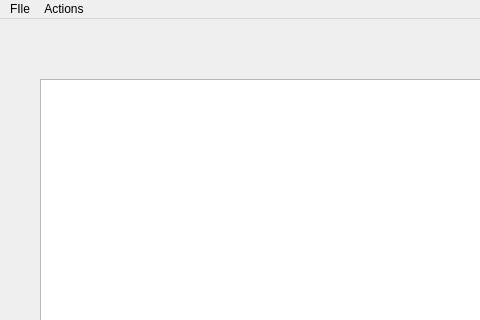
nafdev01/secure-lan-chat, file UI_files/mainui.ui: the form before one commit; both pictures show x 0 to 480 and y 0 to 320 of the 796 by 600 pixel window.
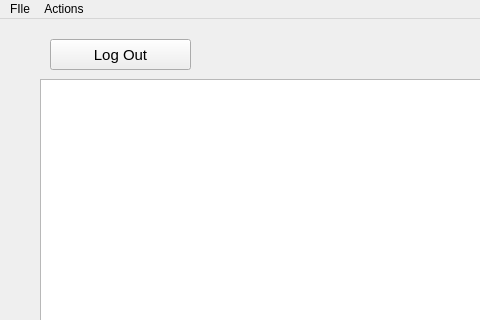
The form after the commit. The open tabs and pages were chosen to show the change. Icons and pictures are not drawn.

Patch:
```diff
--- a/UI_files/mainui.ui
+++ b/UI_files/mainui.ui
@@ -882,6 +882,32 @@
        <bool>false</bool>
       </property>
      </widget>
+     <widget class="QPushButton" name="buttonLogOut">
+      <property name="geometry">
+       <rect>
+        <x>30</x>
+        <y>0</y>
+        <width>141</width>
+        <height>31</height>
+       </rect>
+      </property>
+      <property name="font">
+       <font>
+        <pointsize>11</pointsize>
+        <weight>50</weight>
+        <bold>false</bold>
+       </font>
+      </property>
+      <property name="text">
+       <string>Log Out</string>
+      </property>
+      <property name="autoDefault">
+       <bool>true</bool>
+      </property>
+      <property name="flat">
+       <bool>false</bool>
+      </property>
+     </widget>
     </widget>
     <widget class="QWidget" name="pageChatArchive">
      <widget class="QTextEdit" name="displayMessageArchive">
```
Left out of the diff: 9 changed lines with no effect on the pictures.
